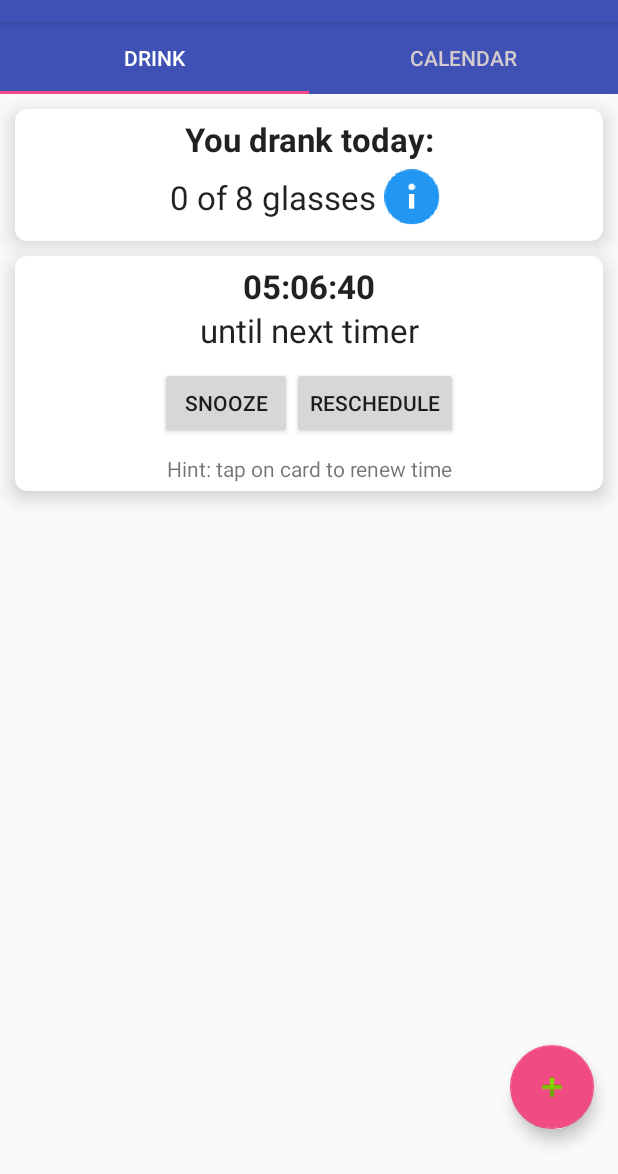
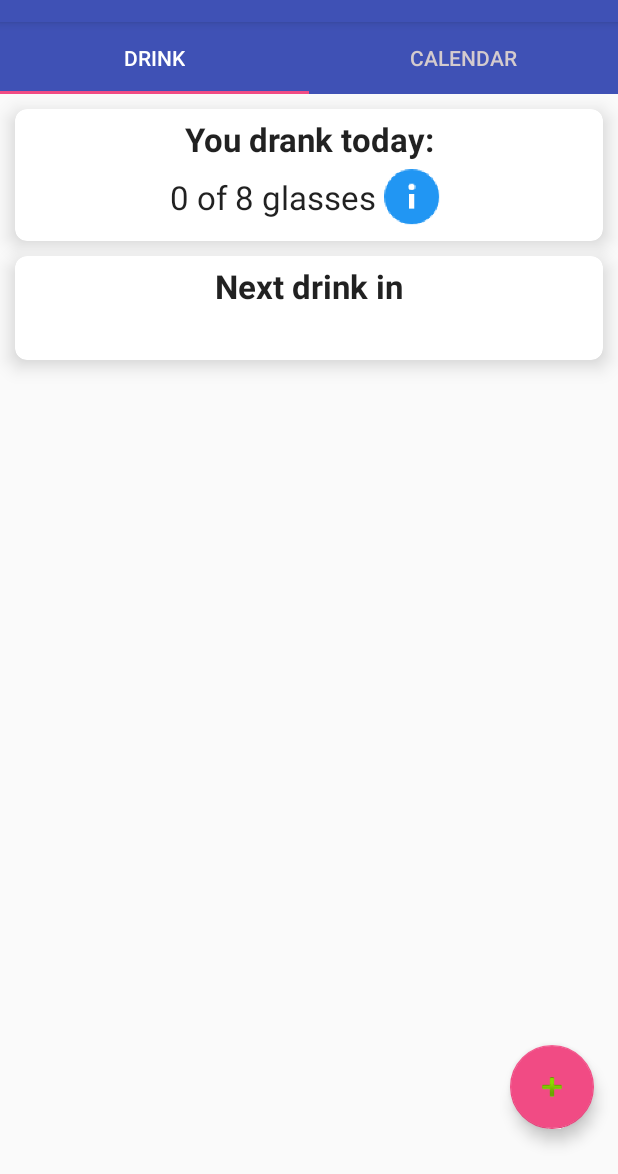
Before and after one commit to eligosoftware/watertime, an Android app: the screen it shows after launch (MainActivity), on a phone screen of 412 x 824 dp, the part 62-1236 px from its top. Run offline under Robolectric (Android 15) with nearby library versions, the phone set to English and light mode, and no system bars.

Commit message:
First version ready

```diff
--- a/app/src/main/AndroidManifest.xml
+++ b/app/src/main/AndroidManifest.xml
@@ -6,7 +6,7 @@
     <!-- <uses-permission android:name="android.permission.WRITE_CALENDAR"/> -->
     <application
         android:allowBackup="true"
-        android:icon="@mipmap/ic_launcher"
+        android:icon="@mipmap/ic_glass_of_water"
         android:label="@string/app_name"
         android:roundIcon="@mipmap/ic_launcher_round"
         android:supportsRtl="true"
--- a/app/src/main/java/com/example/ilgarrasulov/watertime/DrinkFragment.java
+++ b/app/src/main/java/com/example/ilgarrasulov/watertime/DrinkFragment.java
@@ -1,7 +1,10 @@
 package com.example.ilgarrasulov.watertime;
 
+import android.content.Context;
 import android.content.Intent;
+import android.content.SharedPreferences;
 import android.os.Bundle;
+import android.os.CountDownTimer;
 import android.support.annotation.Nullable;
 import android.support.design.widget.FloatingActionButton;
 import android.support.design.widget.Snackbar;
@@ -29,11 +32,11 @@ import java.util.Locale;
 public class DrinkFragment extends Fragment {
    private DatabaseQuery databaseQuery;
     private Calendar cal= Calendar.getInstance(Locale.ENGLISH);
-    private TextView today_stats;
+    private TextView today_stats,next_drink;
     private CardView wellDone;
     private CardView details_group;
     private LinearLayout details_group_layout;
-
+    private CountDownTimer countDownTimer;
 
     @Nullable
     @Override
@@ -56,6 +59,8 @@ public class DrinkFragment extends Fragment {
         View v =inflater.inflate(R.layout.drink_tab,container,false);
 
         today_stats=(TextView)v.findViewById(R.id.drink_tab_card_view_drank_today_text_view_today_stats);
+
+        next_drink=(TextView)v.findViewById(R.id.drink_tab_card_view_drank_today_text_view_next_drink_value);
 
         wellDone=(CardView)v.findViewById(R.id.drink_tab_card_view_well_done);
 
@@ -105,6 +110,14 @@ public class DrinkFragment extends Fragment {
         return v ;
     }
 
+    @Override
+    public void onPause() {
+        super.onPause();
+        if(countDownTimer!=null){
+            countDownTimer.cancel();
+        }
+    }
+
     private void updateTodayStats(){
 
         Date today_start =DatabaseQuery.convertStringToDate(DatabaseQuery.convertDateToString(cal.getTime(),DatabaseQuery.sdf)+" 00:00:00",DatabaseQuery.sdf_full);
@@ -124,6 +137,48 @@ public class DrinkFragment extends Fragment {
             }
         }
 
+        if(countDownTimer!=null){
+            countDownTimer.cancel();
+        }
+
+        boolean isOn=WaterTimeService.isServiceAlarmOn(getActivity());
+        WaterTimeService.setServiceAlarm(getActivity(),false);
+        WaterTimeService.setServiceAlarm(getActivity(),isOn);
+
+        SharedPreferences preferences=getActivity().getSharedPreferences(getActivity().getPackageName()+"_preferences", Context.MODE_PRIVATE);
+
+        String next=preferences.getString("next_notif_time",null);
+
+
+
+        if(next!=null && WaterTimeService.isServiceAlarmOn(getActivity())){
+            Calendar cal2= (Calendar) cal.clone();
+
+            cal2.setTime(DatabaseQuery.convertStringToDate(next,DatabaseQuery.sdf_full));
+
+            long diff=cal2.getTime().getTime()-cal.getTime().getTime();
+
+            countDownTimer=new CountDownTimer(diff,1000) {
+                @Override
+                public void onTick(long millisUntilFinished) {
+                    String hours= (int) (millisUntilFinished/(1000*60*60)) < 10 ? "0"+(int) (millisUntilFinished/(1000*60*60)) : String.valueOf((int) (millisUntilFinished/(1000*60*60)));
+                    String minutes= (int) (millisUntilFinished/(1000*60))%60 < 10 ? "0"+(int) (millisUntilFinished/(1000*60))%60: String.valueOf((int) (millisUntilFinished/(1000*60))%60);
+                    String seconds= (int) (millisUntilFinished/(1000))%60 <10 ? "0"+(int) (millisUntilFinished/(1000))%60: String.valueOf((int) (millisUntilFinished/(1000))%60);
+
+                    next_drink.setText(hours+":"+minutes+":"+seconds);
+                }
+
+                @Override
+                public void onFinish() {
+                    ((MainActivity)getActivity()).instantiateUI();
+                }
+            };
+            countDownTimer.start();
+        }
+        else {
+            next_drink.setText("");
+        }
+
     }
 
 
--- a/app/src/main/java/com/example/ilgarrasulov/watertime/MainActivity.java
+++ b/app/src/main/java/com/example/ilgarrasulov/watertime/MainActivity.java
@@ -6,6 +6,7 @@ import android.content.ContentUris;
 import android.content.ContentValues;
 import android.content.Context;
 import android.content.Intent;
+import android.content.SharedPreferences;
 import android.content.pm.PackageManager;
 import android.content.res.ColorStateList;
 import android.database.Cursor;
@@ -36,21 +37,14 @@ public class MainActivity extends AppCompatActivity {
         return new Intent(context,MainActivity.class);
     }
 
-    @Override
-    protected void onCreate(Bundle savedInstanceState) {
-        super.onCreate(savedInstanceState);
-        setContentView(R.layout.activity_main);
-        Toolbar toolbar = (Toolbar) findViewById(R.id.toolbar);
-        setSupportActionBar(toolbar);
-
-
+    public void instantiateUI(){
         TabLayout tabLayout = (TabLayout) findViewById(R.id.tab_layout);
         tabLayout.addTab(tabLayout.newTab().setText("DRINK"));
         tabLayout.addTab(tabLayout.newTab().setText("CALENDAR"));
         //  tabLayout.setTabGravity(TabLayout.GRAVITY_CENTER);
 
 
-       final ViewPager viewPager = (ViewPager) findViewById(R.id.tab_pager);
+        final ViewPager viewPager = (ViewPager) findViewById(R.id.tab_pager);
         PagerAdapter pagerAdapter = new PagerAdapter(getSupportFragmentManager(), tabLayout.getTabCount());
 
 
@@ -78,8 +72,24 @@ public class MainActivity extends AppCompatActivity {
             }
         });
 
+    }
+
+
+    @Override
+    protected void onCreate(Bundle savedInstanceState) {
+        super.onCreate(savedInstanceState);
+        setContentView(R.layout.activity_main);
+        Toolbar toolbar = (Toolbar) findViewById(R.id.toolbar);
+        setSupportActionBar(toolbar);
+
+        instantiateUI();
+
         DatabaseQuery dq = new DatabaseQuery(this);
         dq.registerForToday(this);
+
+        SharedPreferences prefs= getSharedPreferences(getPackageName()+"_preferences",MODE_PRIVATE);
+        WaterTimeService.setServiceAlarm(this,prefs.getBoolean("enable_notifications",false));
+
 
     }
 
--- a/app/src/main/java/com/example/ilgarrasulov/watertime/PrefActivity.java
+++ b/app/src/main/java/com/example/ilgarrasulov/watertime/PrefActivity.java
@@ -57,6 +57,10 @@ public class PrefActivity extends PreferenceActivity implements SharedPreference
             if(p.getKey().equals("drinks_per_day")) {
                 DatabaseQuery dbquery = new DatabaseQuery(getApplicationContext());
                 dbquery.registerForToday(getApplicationContext());
+
+                SharedPreferences preferences = getSharedPreferences(getPackageName()+"_preferences",MODE_PRIVATE);
+                WaterTimeService.setServiceAlarm(getApplicationContext(),false);
+                WaterTimeService.setServiceAlarm(getApplicationContext(),preferences.getBoolean("enable_notifications",false));
             }
         }
         if (p instanceof MultiSelectListPreference) {
--- a/app/src/main/java/com/example/ilgarrasulov/watertime/WaterTimeService.java
+++ b/app/src/main/java/com/example/ilgarrasulov/watertime/WaterTimeService.java
@@ -36,9 +36,10 @@ public class WaterTimeService extends IntentService {
         Intent i = WaterTimeService.newIntent(context);
         PendingIntent pi=PendingIntent.getService(context,0,i,0);
         AlarmManager alarmManager=(AlarmManager)context.getSystemService(ALARM_SERVICE);
-
+        DatabaseQuery dbQuery=new DatabaseQuery(context);
         if(isOn){
-            alarmManager.setInexactRepeating(AlarmManager.ELAPSED_REALTIME, SystemClock.elapsedRealtime()+1*60*1000,1*60*1000,pi);
+            int in=dbQuery.returnMins(context)*60*1000;
+            alarmManager.setInexactRepeating(AlarmManager.ELAPSED_REALTIME, SystemClock.elapsedRealtime()+in,in,pi);
         } else{
             alarmManager.cancel(pi);
             pi.cancel();
@@ -69,6 +70,7 @@ public class WaterTimeService extends IntentService {
                 .setContentIntent(pi)
                 .setAutoCancel(true)
                 .setLights(Color.GREEN,500,500)
+                .setSound(alarm_sount)
                 .build();
 
         NotificationManagerCompat notificationManagerCompat=NotificationManagerCompat.from(this);
--- a/app/src/main/res/layout/drink_tab.xml
+++ b/app/src/main/res/layout/drink_tab.xml
@@ -138,53 +138,51 @@
             <TextView
                 android:layout_width="match_parent"
                 android:layout_height="wrap_content"
+                android:textStyle="bold"
                 android:id="@+id/drink_tab_card_view_drank_today_text_view_next_drink_header"
-                android:textStyle="bold"
                 android:textAlignment="center"
                 android:textAppearance="?android:attr/textAppearanceLarge"
-                android:text="05:06:40"/>
-
+                android:text="Next drink in"/>
             <TextView
                 android:layout_width="match_parent"
                 android:layout_height="wrap_content"
-                android:id="@+id/drink_tab_card_view_drank_today_text_view_next_drink"
+                android:id="@+id/drink_tab_card_view_drank_today_text_view_next_drink_value"
+                android:textStyle="normal"
+                android:textAlignment="center"
                 android:textAppearance="?android:attr/textAppearanceLarge"
-                android:layout_below="@id/drink_tab_card_view_drank_today_text_view_next_drink_header"
-                android:textAlignment="center"
-                android:text="until next timer"
-                />
-            <LinearLayout
-                android:layout_margin="10dp"
-                android:layout_width="match_parent"
-                android:layout_height="wrap_content"
-                android:layout_below="@id/drink_tab_card_view_drank_today_text_view_next_drink"
-                android:orientation="horizontal"
-                android:gravity="center"
-                android:id="@+id/drink_tab_card_view_next_drink_buttons"
-                >
+                android:layout_below="@id/drink_tab_card_view_drank_today_text_view_next_drink_header"/>
+            <!--<LinearLayout-->
+                <!--android:layout_margin="10dp"-->
+                <!--android:layout_width="match_parent"-->
+                <!--android:layout_height="wrap_content"-->
+                <!--android:layout_below="@id/drink_tab_card_view_drank_today_text_view_next_drink_header"-->
+                <!--android:orientation="horizontal"-->
+                <!--android:gravity="center"-->
+                <!--android:id="@+id/drink_tab_card_view_next_drink_buttons"-->
+                <!--&gt;-->
 
-                <Button
-                    android:layout_width="wrap_content"
-                    android:layout_height="wrap_content"
-                    android:id="@+id/button_snooze"
-                    android:text="Snooze"
+                <!--<Button-->
+                    <!--android:layout_width="wrap_content"-->
+                    <!--android:layout_height="wrap_content"-->
+                    <!--android:id="@+id/button_snooze"-->
+                    <!--android:text="Snooze"-->
 
-                    />
-                <Button
-                    android:layout_width="wrap_content"
-                    android:layout_height="wrap_content"
-                    android:id="@+id/button_reschedule"
-                    android:text="Reschedule"
-                    />
-            </LinearLayout>
+                    <!--/>-->
+                <!--<Button-->
+                    <!--android:layout_width="wrap_content"-->
+                    <!--android:layout_height="wrap_content"-->
+                    <!--android:id="@+id/button_reschedule"-->
+                    <!--android:text="Reschedule"-->
+                    <!--/>-->
+            <!--</LinearLayout>-->
 
-            <TextView
-                style="@style/Base.Animation.AppCompat.DropDownUp"
-                android:layout_width="match_parent"
-                android:layout_height="wrap_content"
-                android:layout_below="@id/drink_tab_card_view_next_drink_buttons"
-                android:text="Hint: tap on card to renew time"
-                android:textAlignment="center" />
+            <!--<TextView-->
+                <!--style="@style/Base.Animation.AppCompat.DropDownUp"-->
+                <!--android:layout_width="match_parent"-->
+                <!--android:layout_height="wrap_content"-->
+                <!--android:layout_below="@id/drink_tab_card_view_drank_today_text_view_next_drink_header"-->
+                <!--android:text="Hint: tap on card to renew time"-->
+                <!--android:textAlignment="center" />-->
         </RelativeLayout>
             </android.support.v7.widget.CardView>
 
```
Also changed, not shown: app/src/main/java/com/example/ilgarrasulov/watertime/DatabaseQuery.java (+36 -0 lines).
